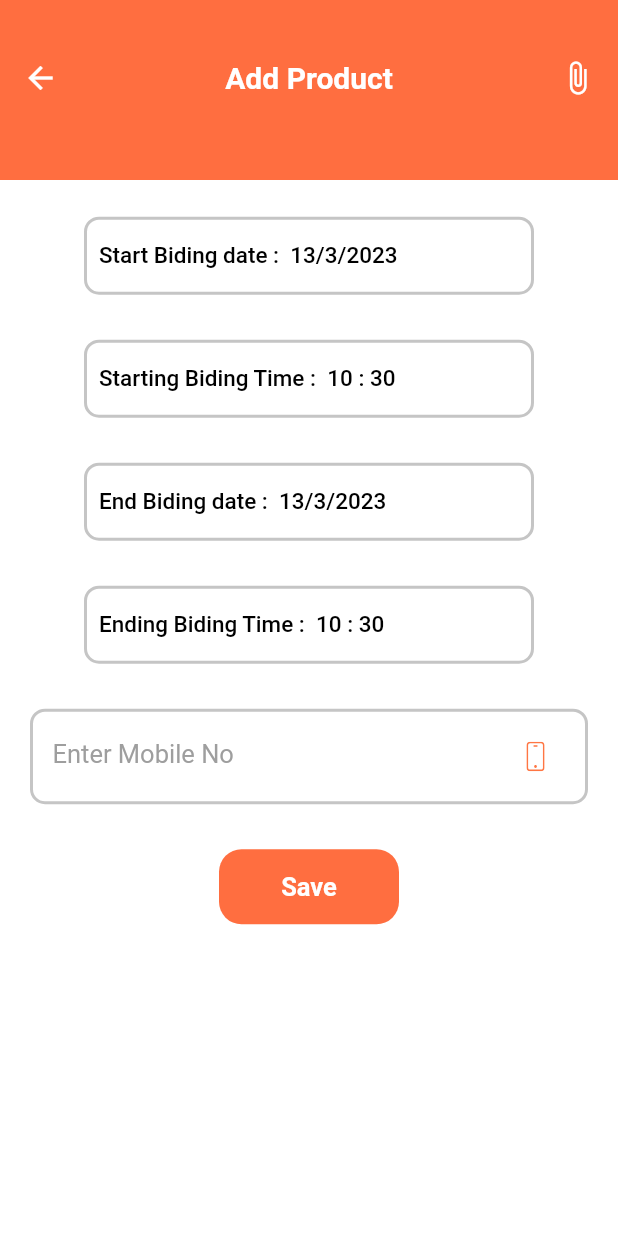
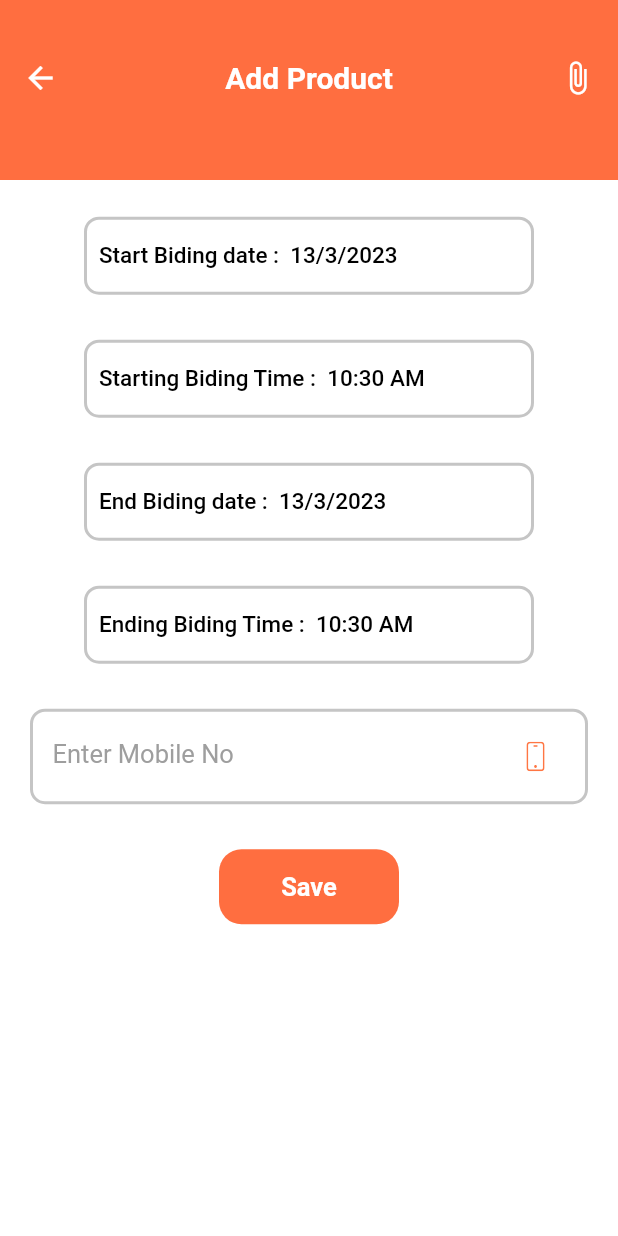
Before and after one commit to rebelmisfit/krishak_farma, a Flutter app: the AddProduct screen opened by its route, scrolled down 576 dp, after a tap on "Save", on a phone screen of 412 x 824 dp. Run offline on Flutter 3.47's test engine with Material 2 defaults, Android fonts, the light colour scheme and no system bars; drawn by our look-alikes of overlay_support; our stand-ins replace cloud_firestore, dotted_border, firebase_auth, firebase_core, firebase_database, firebase_messaging and 12 more; missing offline and left inert: dialog_flowtter, email_auth, flutter_google_places; accounts and stored records are empty; project files that could hold a hidden picture were left out.

Commit message:
Date time format changed

```diff
--- a/lib/screens/home/components/addproduct.dart
+++ b/lib/screens/home/components/addproduct.dart
@@ -2620,6 +2620,7 @@ import 'package:flutter/material.dart';
 import 'package:flutter_svg/svg.dart';
 import 'package:fluttertoast/fluttertoast.dart';
 import 'package:hive_flutter/hive_flutter.dart';
+import 'package:intl/intl.dart';
 import 'package:krishak_farma/screens/home/components/LocationPage.dart';
 import 'package:krishak_farma/screens/home/components/addressselection/Loacationautofill.dart';
 import 'package:krishak_farma/screens/home/components/addressselection/network_utility.dart';
@@ -2920,8 +2921,8 @@ class _AddProductState extends State<AddProduct> {
           mobileno: controllerMobileNo.text,
           startBidingDate: startBidingDate,
           endBidingDate: endBidingDate,
-          startTime: startTime,
-          endTime: endTime,
+          startTime: startTime.format(context),
+          endTime: endTime.format(context),
           location: widget.txt,
           dealDate: date,
         );
@@ -3222,8 +3223,15 @@ class _AddProductState extends State<AddProduct> {
     );
   }
 
+  TimeOfDay stringToTimeOfDay(String tod) {
+    final format = DateFormat.jm(); //"6:00 AM"
+
+    return TimeOfDay.fromDateTime(format.parse(tod));
+  }
+
   Widget startBidingTime() {
     return Container(
+
       alignment: Alignment.bottomLeft,
       decoration: BoxDecoration(
           borderRadius: BorderRadius.circular(10), border: Border.all(width: 2, color: Color(0xffC5C5C5))),
@@ -3232,16 +3240,17 @@ class _AddProductState extends State<AddProduct> {
         onPressed: () async {
           TimeOfDay? newTime = await showTimePicker(
             context: context,
-            initialTime: startTime,
+            initialTime: stringToTimeOfDay(startTime.format(context)),
+
           );
           if (newTime != null) {
             setState(() {
-              startTime = newTime;
+              startTime = stringToTimeOfDay(newTime.format(context));
             });
           }
         },
         child: Text(
-          'Starting Biding Time :  ${startTime.hour} : ${startTime.minute}',
+          'Starting Biding Time :  ${startTime.format(context)}',
           style: TextStyle(
             fontSize: 15,
             color: Colors.black,
@@ -3259,13 +3268,17 @@ class _AddProductState extends State<AddProduct> {
       width: 300,
       child: TextButton(
         onPressed: () async {
-          TimeOfDay? newtime = await showTimePicker(context: context, initialTime: endTime);
+          TimeOfDay? newtime = await showTimePicker(
+            context: context,
+            initialTime: stringToTimeOfDay(endTime.format(context)),
+          );
           if (newtime != null) {
-            endTime = newtime;
+            endTime = stringToTimeOfDay(newtime.format(context));
+            ;
           }
         },
         child: Text(
-          'Ending Biding Time :  ${endTime.hour} : ${endTime.minute}',
+          'Ending Biding Time :  ${endTime.format(context)}',
           style: TextStyle(
             fontSize: 15,
             color: Colors.black,
@@ -3410,8 +3423,8 @@ class _AddProductState extends State<AddProduct> {
           keyboardType: TextInputType.streetAddress,
           decoration: InputDecoration(
             contentPadding: EdgeInsets.symmetric(horizontal: 15, vertical: 15),
-            //labelText: "${widget.txt}",
-
+            // labelText: "${widget.txt}",
+            hintStyle: TextStyle(color: Colors.grey),
             hintText: "select location press icon ",
             labelText: "${widget.txt}",
             // hintText: "${widget.txt}",
@@ -3502,7 +3515,7 @@ class _AddProductState extends State<AddProduct> {
       padding: const EdgeInsets.symmetric(horizontal: 20),
       child: Container(
         padding: EdgeInsets.symmetric(horizontal: 15),
-        width: 300,
+        width: double.infinity,
         decoration: BoxDecoration(
           borderRadius: BorderRadius.circular(10),
           border: Border.all(
@@ -3529,10 +3542,10 @@ class _AddProductState extends State<AddProduct> {
                             //child: Image.asset('images/${e}.png'),
                             child: Image.asset('assets/images/${e}_Small.png'),
                           ),
-                          SizedBox(width: 10),
+                          const SizedBox(width: 10),
                           Text(
                             e,
-                            style: TextStyle(fontSize: 18),
+                            style: const TextStyle(fontSize: 18),
                           )
                         ],
                       ),
@@ -3637,8 +3650,8 @@ class Products {
   final DateTime dealDate;
   final DateTime startBidingDate;
   final DateTime endBidingDate;
-  final TimeOfDay startTime;
-  final TimeOfDay endTime;
+  final String startTime;
+  final String endTime;
 
   Products(
       {required this.name,
```
